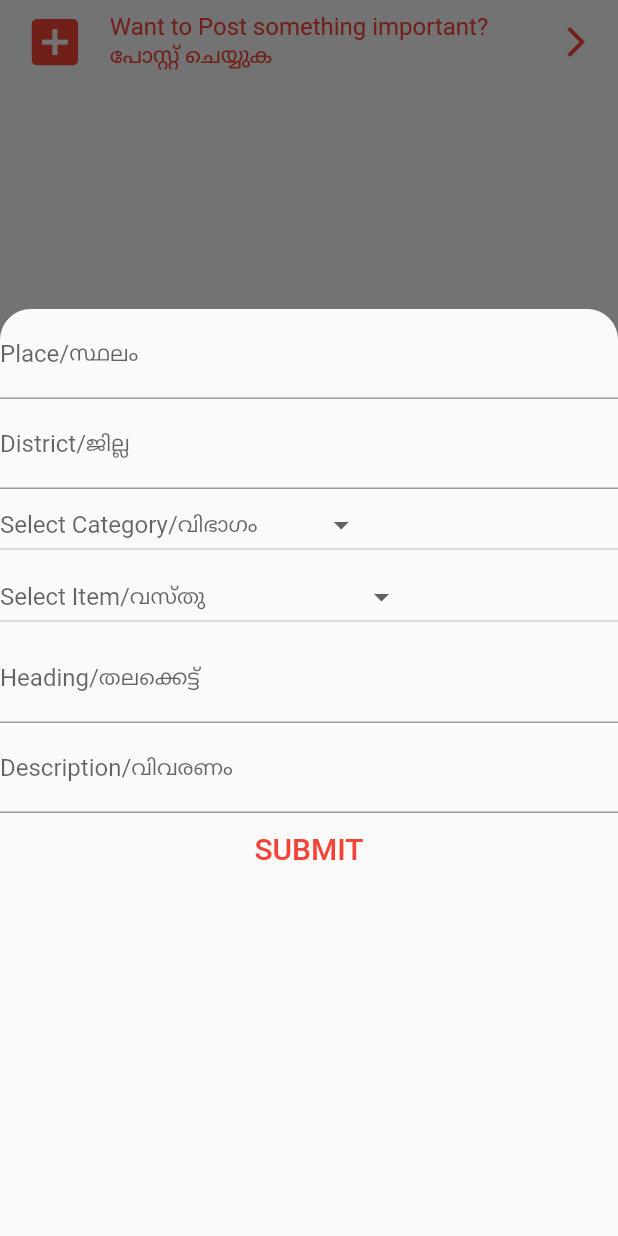
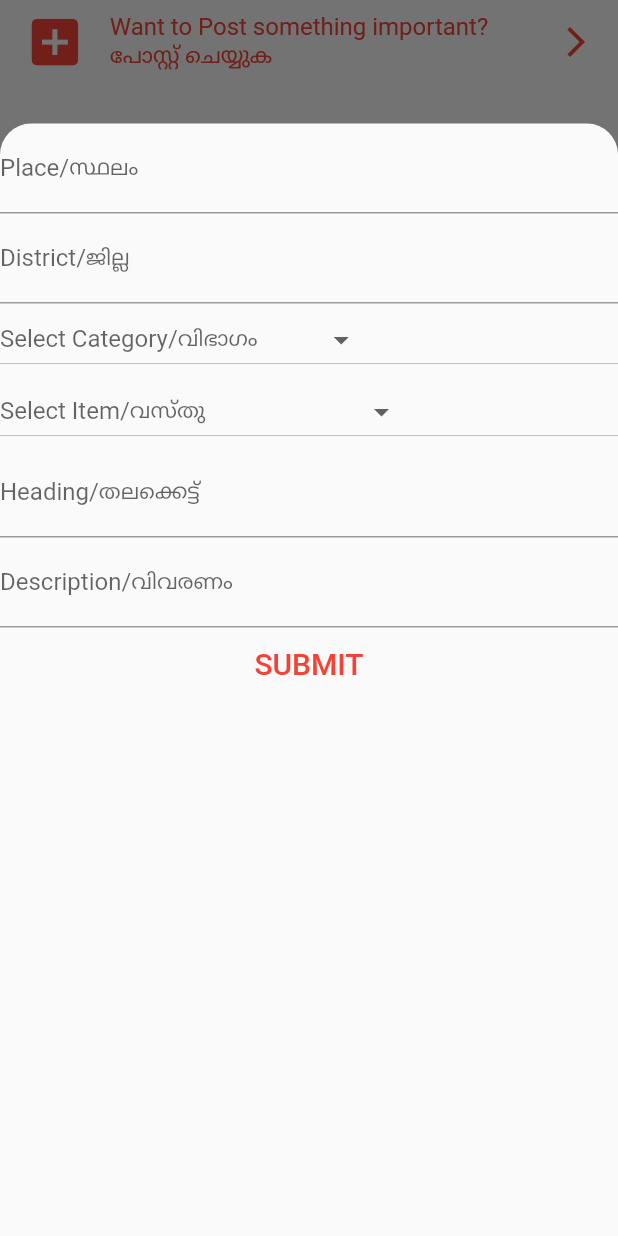
Before and after one commit to allenjiji/ResQ, a Flutter app: the Feed widget shown alone on an empty page, opened directly, after a tap on an icon or button, on a phone screen of 412 x 824 dp. Run offline on Flutter 3.47's test engine with Material 2 defaults, Android fonts, the phone set to English and light mode, and no system bars; our stand-ins replace geolocator, google_fonts, google_maps_flutter, lazy_load_scrollview, shared_preferences, webview_flutter; accounts and stored records are empty; network calls fail; Roboto replaces fonts that are missing (Cantarell, Hind); statements that could not run were skipped.

Commit message:
font updated

```diff
--- a/lib/pages/feedpage.dart
+++ b/lib/pages/feedpage.dart
@@ -193,7 +193,7 @@ class _FeedState extends State<Feed> {
                     context: context,
                     builder: (_) {
                       return Container(
-                        height: h * .75,
+                        height: h * .90,
                         child: BottomContainerForm(
                           formKey: formKey,
                           items: bottomSheetItems,
--- a/lib/pages/morepage.dart
+++ b/lib/pages/morepage.dart
@@ -358,7 +358,7 @@ class _MoreState extends State<More> {
                       context: context,
                       builder: (_) {
                         return Container(
-                          height: h * .75,
+                          height: h * .90,
                           child: BottomContainerForm(
                             formKey: formKey,
                             items: bottonSheetItemsRequests,
@@ -387,7 +387,7 @@ class _MoreState extends State<More> {
                       context: context,
                       builder: (_) {
                         return Container(
-                          height: h * .75,
+                          height: h * .90,
                           child: BottomContainerForm(
                             formKey: formKey,
                             items: bottonSheetItemsDonate,
@@ -405,7 +405,7 @@ class _MoreState extends State<More> {
                       context: context,
                       builder: (_) {
                         return Container(
-                          height: h * .75,
+                          height: h * .90,
                           child: BottomContainerForm(
                             formKey: formKey,
                             items: bottonSheetItemsVolunteer,
--- a/pubspec.yaml
+++ b/pubspec.yaml
@@ -32,6 +32,7 @@ dependencies:
   url_launcher: ^5.5.0
   shared_preferences: ^0.5.8
   google_maps_flutter: ^0.5.28+1
+  google_fonts: ^1.1.0
 
 
   # The following adds the Cupertino Icons font to your application.
```
Also changed, not shown: lib/main.dart (+6 -2 lines), pubspec.lock.
